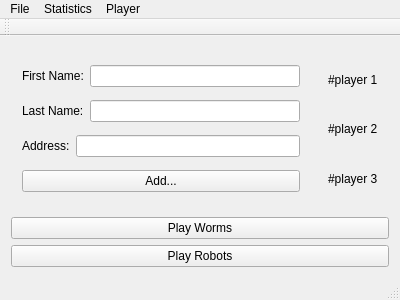
Before: the Qt Designer form gui/mainwindow.ui in ezfe/qtrepo_eline_mestiasz, drawn with Qt 5.
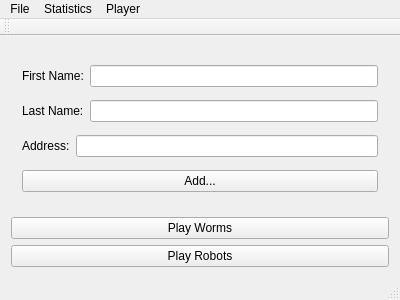
After: the same form once the commit is applied.

Commit message: Removed top players list

Patch:
```diff
--- a/gui/mainwindow.ui
+++ b/gui/mainwindow.ui
@@ -14,7 +14,7 @@
    <string>MainWindow</string>
   </property>
   <widget class="QWidget" name="centralWidget">
-   <layout class="QVBoxLayout" name="verticalLayout_7">
+   <layout class="QVBoxLayout" name="verticalLayout_5">
     <item>
      <layout class="QHBoxLayout" name="horizontalLayout_13">
       <item>
@@ -72,33 +72,6 @@
         </layout>
        </widget>
       </item>
-      <item>
-       <widget class="QWidget" name="" native="true">
-        <layout class="QVBoxLayout" name="verticalLayout_5">
-         <item>
-          <widget class="QLabel" name="label_13">
-           <property name="text">
-            <string>#player 1</string>
-           </property>
-          </widget>
-         </item>
-         <item>
-          <widget class="QLabel" name="label_14">
-           <property name="text">
-            <string>#player 2</string>
-           </property>
-          </widget>
-         </item>
-         <item>
-          <widget class="QLabel" name="label_15">
-           <property name="text">
-            <string>#player 3</string>
-           </property>
-          </widget>
-         </item>
-        </layout>
-       </widget>
-      </item>
      </layout>
     </item>
     <item>
```
